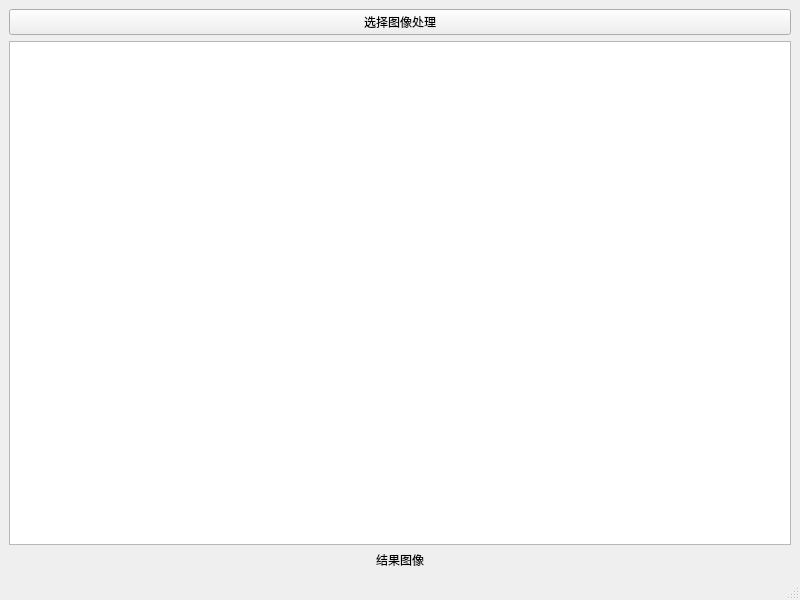
Old version of the form frontend/mainwindow.ui in the repository Alex-Wzhhh/Lesson.
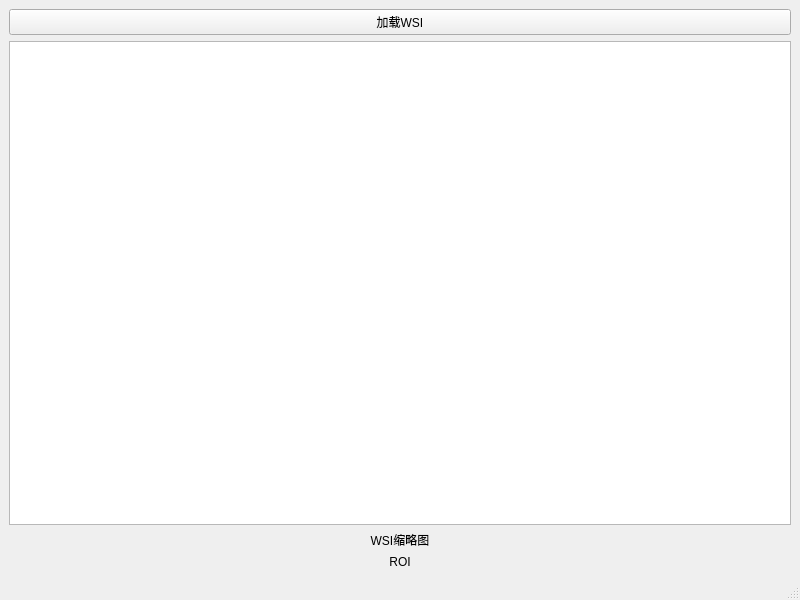
New version of the form. Custom widgets are drawn as their Qt base class.

What changed in the file:
```diff
--- a/frontend/mainwindow.ui
+++ b/frontend/mainwindow.ui
@@ -18,7 +18,7 @@
     <item>
      <widget class="QPushButton" name="btnProcess">
       <property name="text">
-       <string>选择图像处理</string>
+       <string>加载WSI</string>
       </property>
      </widget>
     </item>
@@ -26,9 +26,19 @@
      <widget class="QPlainTextEdit" name="resultTextEdit"/>
     </item>
     <item>
-     <widget class="QLabel" name="imageLabel">
+     <widget class="ImageLabel" name="wsiLabel">
       <property name="text">
-       <string>结果图像</string>
+       <string>WSI缩略图</string>
+      </property>
+      <property name="alignment">
+       <set>Qt::AlignCenter</set>
+      </property>
+     </widget>
+    </item>
+    <item>
+     <widget class="QLabel" name="roiLabel">
+      <property name="text">
+       <string>ROI</string>
       </property>
       <property name="alignment">
        <set>Qt::AlignCenter</set>
@@ -48,7 +58,14 @@
    </property>
   </widget>
   <widget class="QStatusBar" name="statusbar"/>
- </widget>
+</widget>
+ <customwidgets>
+  <customwidget>
+   <class>ImageLabel</class>
+   <extends>QLabel</extends>
+   <header>imagelabel.h</header>
+  </customwidget>
+ </customwidgets>
  <resources/>
  <connections/>
 </ui>
```
Left out of the diff: 2 changed lines with no effect on the pictures.
